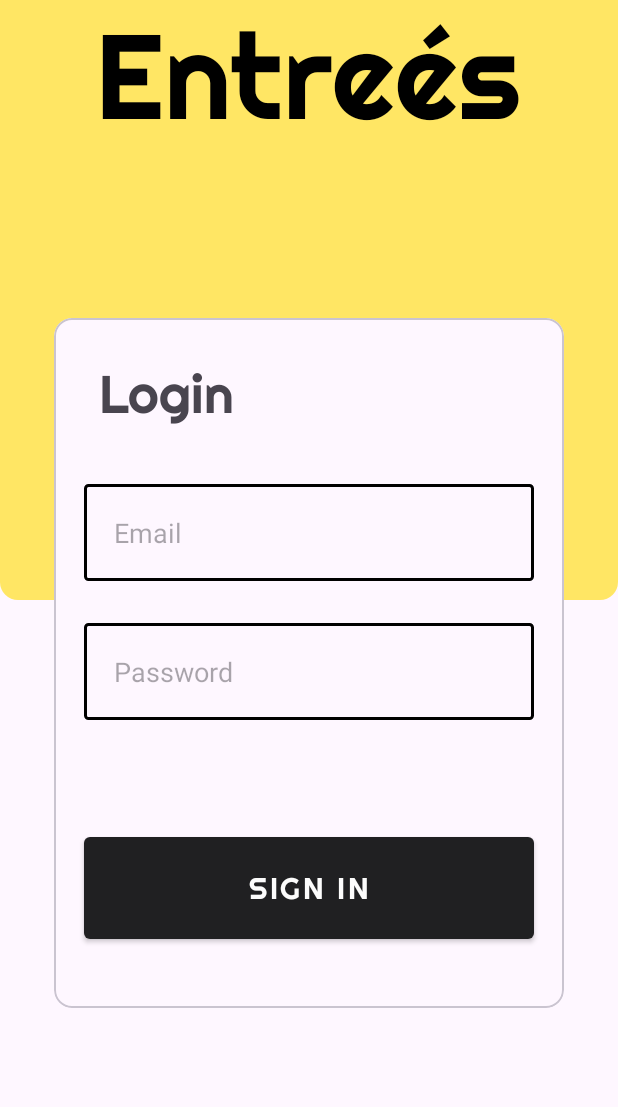
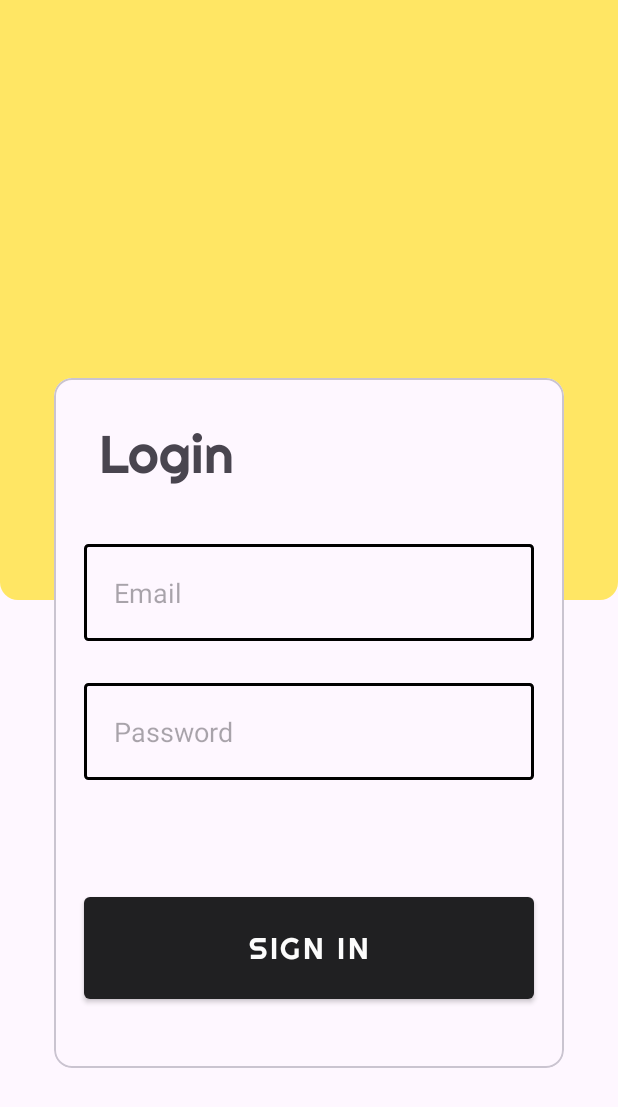
Before and after one commit to Sd023/Entrees, an Android app: the layout activity_login_new.xml on its own in the app's theme, with its tools: preview values and no code run, on a phone screen of 412 x 824 dp. Shown: the top 1107 px of the screen. Run offline under Robolectric (Android 15) with nearby library versions, the phone set to English and light mode, and no system bars.

Commit message:
Login revamp

```diff
--- a/app/src/main/res/layout/activity_login_new.xml
+++ b/app/src/main/res/layout/activity_login_new.xml
@@ -25,7 +25,7 @@
             android:layout_height="wrap_content"
             android:fontFamily="@font/righteous_font"
             android:layout_gravity="center_horizontal"
-            android:text="@string/app_name"
+            android:text=""
             android:textColor="@color/black"
             android:textSize="80sp" />
 
@@ -34,7 +34,7 @@
             android:layout_width="340dp"
             android:layout_height="460dp"
             android:layout_gravity="center"
-            android:layout_marginTop="30dp"
+            android:layout_marginTop="70dp"
             android:elevation="10dp"
 
             >
```
Also changed, not shown: app/src/main/java/com/sdapps/entres/main/login/view/LoginScreen.kt (+2 -25 lines), app/src/main/java/com/sdapps/entres/main/login/view/SlideupTransition.kt (+16 -5 lines).
